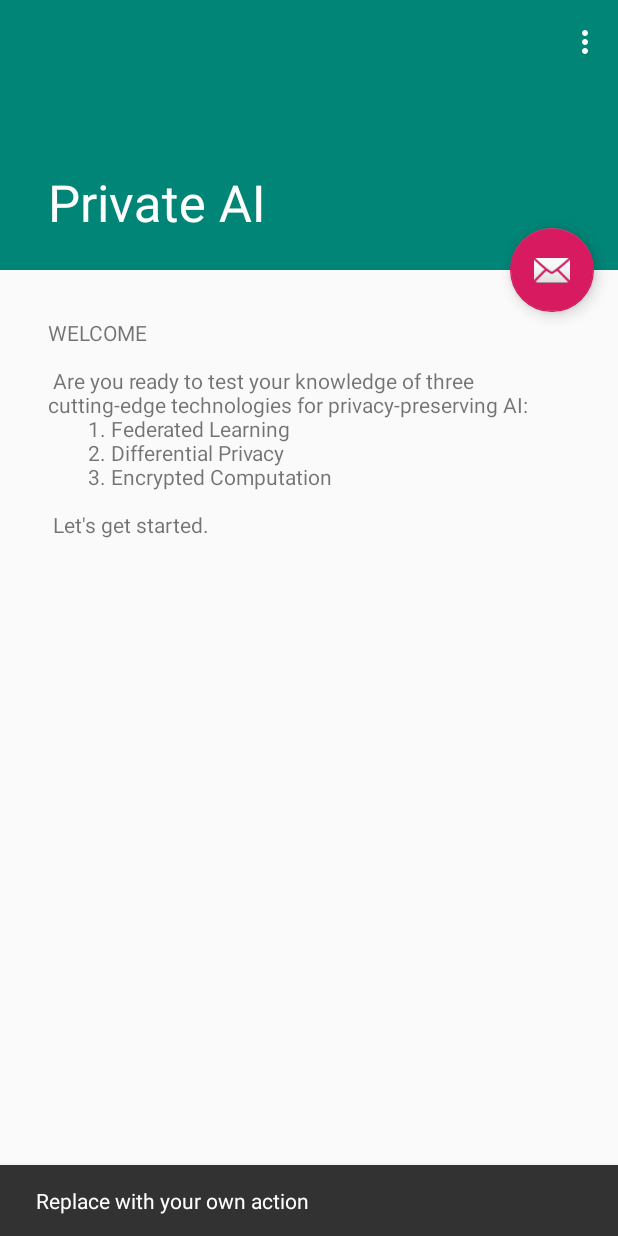
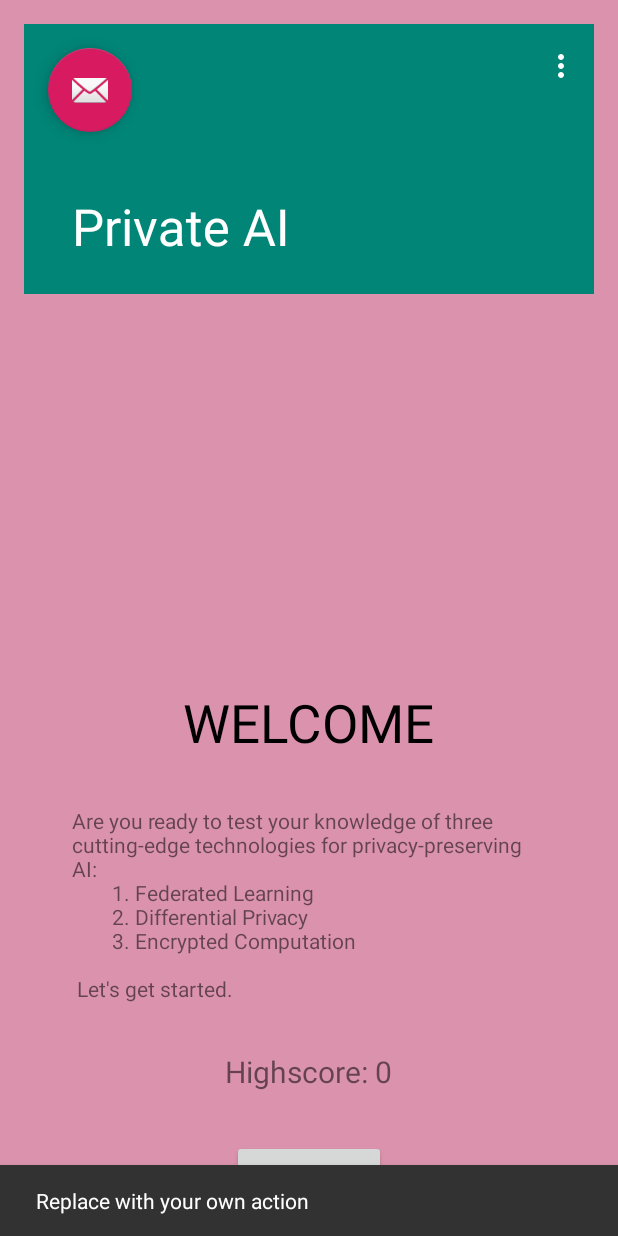
Before and after one commit to agatagruza/MyApplication, an Android app: the screen it shows after launch (ScrollingActivity), after a tap on an icon or button, on a phone screen of 412 x 824 dp. Run offline under Robolectric (Android 15) with nearby library versions, the phone set to English and light mode, and no system bars.

```diff
--- a/app/build.gradle
+++ b/app/build.gradle
@@ -22,6 +22,7 @@ dependencies {
     implementation fileTree(dir: 'libs', include: ['*.jar'])
     implementation 'com.android.support:appcompat-v7:28.0.0'
     implementation 'com.android.support:design:28.0.0'
+    implementation 'com.android.support.constraint:constraint-layout:1.1.3'
     testImplementation 'junit:junit:4.12'
     androidTestImplementation 'com.android.support.test:runner:1.0.2'
     androidTestImplementation 'com.android.support.test.espresso:espresso-core:3.0.2'
--- a/app/src/main/AndroidManifest.xml
+++ b/app/src/main/AndroidManifest.xml
@@ -1,6 +1,9 @@
 <?xml version="1.0" encoding="utf-8"?>
 <manifest xmlns:android="http://schemas.android.com/apk/res/android"
     package="com.udacity.myapplication">
+
+    <uses-permission android:name="android.permission.ACCESS_NETWORK_STATE" />
+    <uses-permission android:name="android.permission.ACCESS_NETWORK_STATE" />
 
     <application
         android:allowBackup="true"
@@ -19,6 +22,7 @@
                 <category android:name="android.intent.category.LAUNCHER" />
             </intent-filter>
         </activity>
+        <activity android:name=".QuizActivity"></activity>
     </application>
 
 </manifest>
--- a/app/src/main/res/layout/activity_scrolling.xml
+++ b/app/src/main/res/layout/activity_scrolling.xml
@@ -1,10 +1,12 @@
 <?xml version="1.0" encoding="utf-8"?>
-<android.support.design.widget.CoordinatorLayout xmlns:android="http://schemas.android.com/apk/res/android"
+<RelativeLayout xmlns:android="http://schemas.android.com/apk/res/android"
     xmlns:app="http://schemas.android.com/apk/res-auto"
     xmlns:tools="http://schemas.android.com/tools"
     android:layout_width="match_parent"
     android:layout_height="match_parent"
+    android:background="@color/colorBackground"
     android:fitsSystemWindows="true"
+    android:padding="16dp"
     tools:context=".ScrollingActivity">
 
     <android.support.design.widget.AppBarLayout
@@ -13,6 +15,13 @@
         android:layout_height="@dimen/app_bar_height"
         android:fitsSystemWindows="true"
         android:theme="@style/AppTheme.AppBarOverlay">
+
+        <!--<ImageView
+            android:id="@+id/imageViewplaces"
+            android:layout_width="match_parent"
+            android:layout_height="wrap_content"
+            android:adjustViewBounds="true"
+            android:src="@drawable/spiderman" />-->
 
         <android.support.design.widget.CollapsingToolbarLayout
             android:id="@+id/toolbar_layout"
@@ -33,7 +42,14 @@
         </android.support.design.widget.CollapsingToolbarLayout>
     </android.support.design.widget.AppBarLayout>
 
-    <include layout="@layout/content_scrolling" />
+
+    <include
+        layout="@layout/content_scrolling"
+        android:layout_alignParentStart="true"
+        android:layout_alignParentTop="true"
+        android:layout_marginStart="0dp"
+        android:layout_marginTop="0dp" />
+
 
     <android.support.design.widget.FloatingActionButton
         android:id="@+id/fab"
@@ -44,4 +60,41 @@
         app:layout_anchorGravity="bottom|end"
         app:srcCompat="@android:drawable/ic_dialog_email" />
 
-</android.support.design.widget.CoordinatorLayout>
+    <TextView
+        android:id="@+id/text_view_welcome"
+        android:layout_width="wrap_content"
+        android:layout_height="wrap_content"
+        android:layout_above="@+id/text_view_overview"
+        android:layout_centerHorizontal="true"
+        android:text="WELCOME"
+        android:textColor="@android:color/black"
+        android:textSize="35sp" />
+    <!--android:layout_marginTop="30dp"-->
+
+    <TextView
+        android:id="@+id/text_view_overview"
+        android:layout_width="wrap_content"
+        android:layout_height="wrap_content"
+        android:layout_above="@+id/text_view_highscore"
+        android:layout_margin="@dimen/text_margin"
+        android:text="@string/large_text" />
+
+    <Button
+        android:id="@+id/button_start_quiz"
+        android:layout_width="wrap_content"
+        android:layout_height="wrap_content"
+        android:layout_alignParentBottom="true"
+        android:layout_centerHorizontal="true"
+        android:text="start quiz" />
+
+    <TextView
+        android:id="@+id/text_view_highscore"
+        android:layout_width="wrap_content"
+        android:layout_height="wrap_content"
+        android:layout_above="@+id/button_start_quiz"
+        android:layout_centerHorizontal="true"
+        android:layout_marginBottom="32dp"
+        android:text="Highscore: 0"
+        android:textSize="20sp" />
+
+</RelativeLayout>
--- a/app/src/main/res/layout/content_scrolling.xml
+++ b/app/src/main/res/layout/content_scrolling.xml
@@ -8,10 +8,7 @@
     tools:context=".ScrollingActivity"
     tools:showIn="@layout/activity_scrolling">
 
-    <TextView
-        android:layout_width="wrap_content"
-        android:layout_height="wrap_content"
-        android:layout_margin="@dimen/text_margin"
-        android:text="@string/large_text" />
+
+
 
 </android.support.v4.widget.NestedScrollView>
--- a/app/src/main/res/values/colors.xml
+++ b/app/src/main/res/values/colors.xml
@@ -3,4 +3,6 @@
     <color name="colorPrimary">#008577</color>
     <color name="colorPrimaryDark">#00574B</color>
     <color name="colorAccent">#D81B60</color>
+
+    <color name="colorBackground">#db93ad</color>
 </resources>
--- a/app/src/main/res/values/strings.xml
+++ b/app/src/main/res/values/strings.xml
@@ -1,8 +1,6 @@
 <resources>
     <string name="app_name">Private AI</string>
     <string name="large_text">
-        "WELCOME\n\n"
-
         "Are you ready to test your knowledge of three cutting-edge technologies for privacy-preserving AI:
         1. Federated Learning
         2. Differential Privacy
@@ -11,5 +9,7 @@
         "Let's get started."
 
     </string>
+    <string name="no_connection">"No Internet Connection"</string>
+    <string name="exit">"You need to have Internet Connection to access app. Press ok to Exit"</string>
     <string name="action_settings">Settings</string>
 </resources>
```
Also changed, not shown: app/src/main/java/com/udacity/myapplication/Question.java (added, +69 -0 lines), app/src/main/java/com/udacity/myapplication/QuizActivity.java (added, +44 -0 lines), app/src/main/java/com/udacity/myapplication/QuizContract.java (added, +19 -0 lines), app/src/main/java/com/udacity/myapplication/QuizDBHelper.java (added, +108 -0 lines), app/src/main/java/com/udacity/myapplication/ScrollingActivity.java (+47 -0 lines), app/src/main/res/layout/activity_quiz.xml (added, +86 -0 lines).
